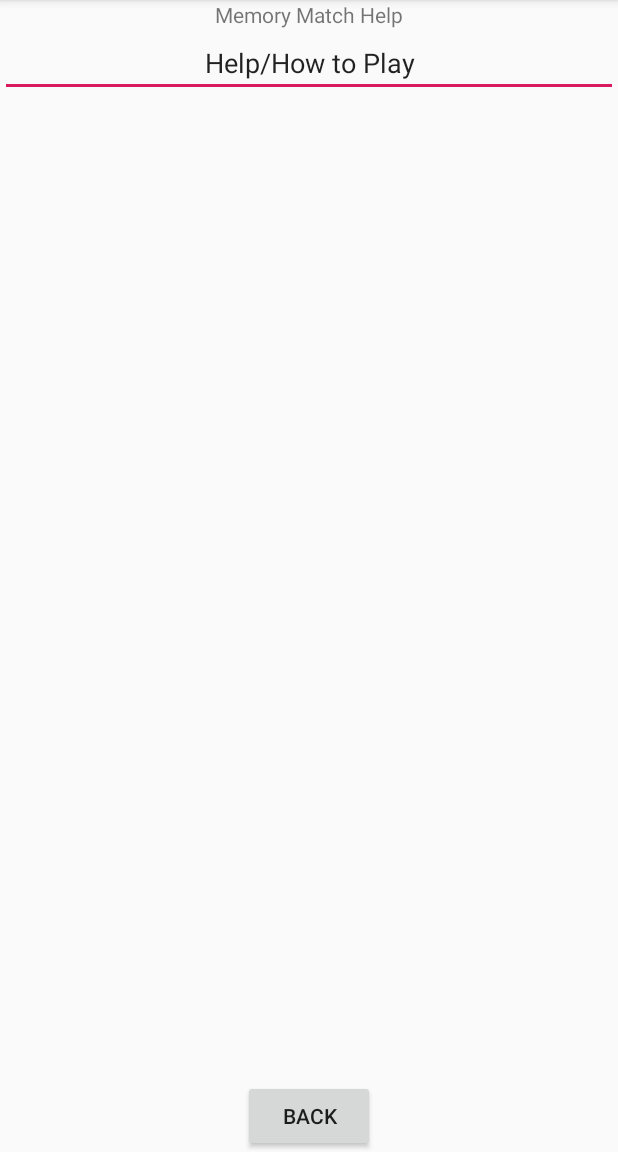
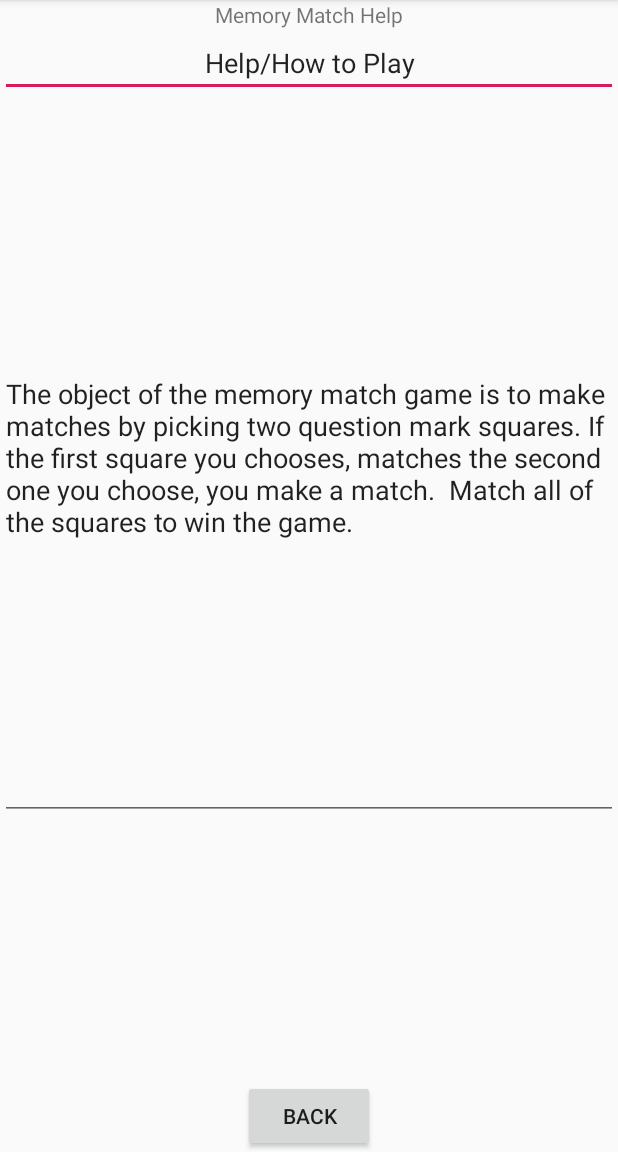
Before and after one commit to shane6809/Project1, an Android app: the game_help screen opened directly, with no data from a screen before it, on a phone screen of 412 x 824 dp, the part 84-1236 px from its top. Run offline under Robolectric (Android 15) with nearby library versions, the phone set to English and light mode, and no system bars.

Commit message:
Added first steps into match game, might use this for an easy game, and redo the main games using buttons, onClickListeners might make a better match program.

```diff
--- a/SemesterProject/app/build.gradle
+++ b/SemesterProject/app/build.gradle
@@ -26,4 +26,5 @@ dependencies {
     testImplementation 'junit:junit:4.12'
     androidTestImplementation 'com.android.support.test:runner:1.0.2'
     androidTestImplementation 'com.android.support.test.espresso:espresso-core:3.0.2'
+    implementation 'com.android.support:cardview-v7:28.0.0'
 }
--- a/SemesterProject/app/src/main/res/layout/activity_game_help.xml
+++ b/SemesterProject/app/src/main/res/layout/activity_game_help.xml
@@ -27,6 +27,16 @@
             android:inputType="textPersonName"
             android:text="Help/How to Play"
             android:textAlignment="center" />
+
+        <EditText
+            android:id="@+id/editText3"
+            android:layout_width="match_parent"
+            android:layout_height="482dp"
+            android:ems="10"
+            android:inputType="textMultiLine"
+            android:singleLine="false"
+            android:text="The object of the memory match game is to make matches by picking two question mark squares. If the first square you chooses, matches the second one you choose, you make a match.  Match all of the squares to win the game. "
+            android:textAlignment="viewStart" />
     </LinearLayout>
 
 
```
Also changed, not shown: SemesterProject/app/src/main/res/layout/activity_highscores_page.xml (+3 -10 lines), SemesterProject/app/src/main/res/layout/activity_main.xml (+10 -0 lines).
